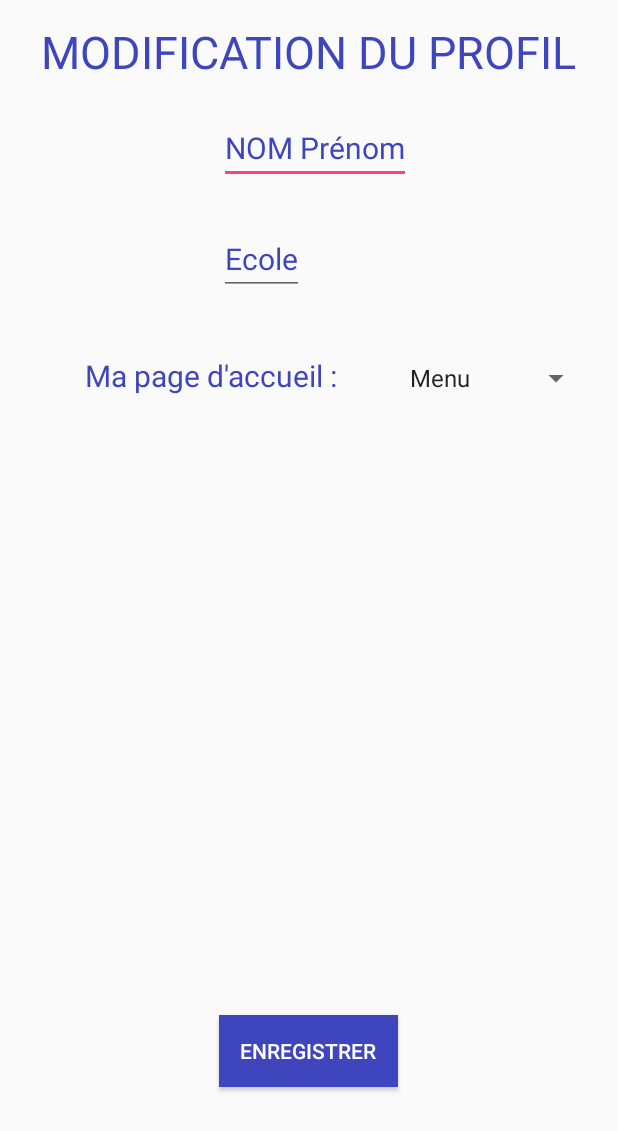
After one commit to matlamy/appli_event, an Android app: the ModifyProfilActivity screen opened directly, with no data from a screen before it, on a phone screen of 412 x 824 dp. The commit adds this screen. Shown: the top 1131 px of the screen. Run offline under Robolectric (Android 15) with nearby library versions, the phone set to English and light mode, and no system bars.

Commit message:
ajout modifyprofil activity

```diff
--- a/PROJET/app/src/main/AndroidManifest.xml
+++ b/PROJET/app/src/main/AndroidManifest.xml
@@ -14,7 +14,6 @@
     <uses-permission android:name="android.permission.CHANGE_NETWORK_STATE" />
     <uses-permission android:name="android.permission.ACCESS_FINE_LOCATION" />
     <uses-permission android:name="android.permission.ACCESS_COARSE_LOCATION" />
-
 
     <application
         android:allowBackup="true"
@@ -57,8 +56,7 @@
         <activity android:name=".Activity.DetailsEventActivity" />
         <activity android:name=".Activity.RegisterActivity" />
         <activity android:name=".MainActivity" />
-
-
+        <activity android:name=".Activity.ModifyProfilActivity"></activity>
     </application>
 
 </manifest>
--- a/PROJET/app/src/main/java/com/lamy/mathilde/projet100h/Activity/MapsActivity.java
+++ b/PROJET/app/src/main/java/com/lamy/mathilde/projet100h/Activity/MapsActivity.java
@@ -9,7 +9,6 @@ import android.location.Location;
 import android.support.annotation.NonNull;
 import android.support.annotation.Nullable;
 import android.support.v4.app.ActivityCompat;
-import android.support.v4.app.FragmentActivity;
 import android.os.Bundle;
 import android.support.v4.content.ContextCompat;
 import android.support.v7.app.AppCompatActivity;
@@ -39,7 +38,6 @@ import com.google.android.gms.location.places.Places;
 import com.google.android.gms.location.places.ui.PlacePicker;
 import com.google.android.gms.maps.CameraUpdateFactory;
 import com.google.android.gms.maps.GoogleMap;
-import com.google.android.gms.maps.MapView;
 import com.google.android.gms.maps.OnMapReadyCallback;
 import com.google.android.gms.maps.SupportMapFragment;
 import com.google.android.gms.maps.model.LatLng;
@@ -48,7 +46,8 @@ import com.google.android.gms.maps.model.Marker;
 import com.google.android.gms.maps.model.MarkerOptions;
 import com.google.android.gms.tasks.OnCompleteListener;
 import com.google.android.gms.tasks.Task;
-import com.google.firebase.database.DatabaseReference;
+import com.lamy.mathilde.projet100h.Adapter.CustomInfoWindowAdapter;
+import com.lamy.mathilde.projet100h.Adapter.PlaceAutocompleteAdapter;
 import com.lamy.mathilde.projet100h.R;
 import com.lamy.mathilde.projet100h.models.PlaceInfo;
 
--- /dev/null
+++ b/PROJET/app/src/main/java/com/lamy/mathilde/projet100h/Activity/ModifyProfilActivity.java
@@ -0,0 +1,46 @@
+package com.lamy.mathilde.projet100h.Activity;
+
+import android.content.Intent;
+import android.support.v7.app.AppCompatActivity;
+import android.os.Bundle;
+import android.view.View;
+import android.widget.AdapterView;
+import android.widget.ArrayAdapter;
+import android.widget.EditText;
+import android.widget.Spinner;
+
+import com.lamy.mathilde.projet100h.R;
+
+public class ModifyProfilActivity extends AppCompatActivity implements AdapterView.OnItemSelectedListener {
+
+    private EditText edtNom ;
+    private EditText edtEcole ;
+    private Spinner spinnerPage ;
+
+
+    @Override
+    protected void onCreate(Bundle savedInstanceState) {
+        super.onCreate(savedInstanceState);
+        setContentView(R.layout.activity_modify_profil);
+
+        spinnerPage = (Spinner) findViewById(R.id.spinner);
+        // Create an ArrayAdapter using the string array and a default spinner layout
+                ArrayAdapter<CharSequence> adapter = ArrayAdapter.createFromResource(this,
+                        R.array.spinner, android.R.layout.simple_spinner_item);
+        // Specify the layout to use when the list of choices appears
+                adapter.setDropDownViewResource(android.R.layout.simple_spinner_dropdown_item);
+        // Apply the adapter to the spinner
+                spinnerPage.setAdapter(adapter);
+            }
+
+    public void onItemSelected(AdapterView<?> parent, View view,
+                               int pos, long id) {
+        int pageSelected = (int) parent.getItemAtPosition(pos);
+        Intent intent = new Intent(ModifyProfilActivity.this,ProfilActivity.class) ;
+
+    }
+
+    public void onNothingSelected(AdapterView<?> parent) {
+        // Another interface callback
+    }
+}
--- a/PROJET/app/src/main/java/com/lamy/mathilde/projet100h/Activity/ProfilActivity.java
+++ b/PROJET/app/src/main/java/com/lamy/mathilde/projet100h/Activity/ProfilActivity.java
@@ -6,6 +6,7 @@ import android.content.Intent;
 import android.view.View;
 import android.widget.Button;
 import android.widget.ImageButton;
+import android.widget.TextView;
 import android.widget.ToggleButton;
 
 import com.google.firebase.auth.FirebaseAuth;
@@ -15,8 +16,9 @@ public class ProfilActivity extends AppCompatActivity {
 
     private Button btnDeconnexion ;
     private ImageButton btnModif ;
-    private ImageButton btnMenu ;
     private ToggleButton btnActivGeoloc ;
+    private TextView textViewEcole ;
+    private TextView textViewNom ;
 
 
     @Override
@@ -25,11 +27,23 @@ public class ProfilActivity extends AppCompatActivity {
         setContentView(R.layout.activity_profil);
 
         //btnOldEvents = (Button) findViewById(R.id.buttonEventPasse) ;
-        btnMenu = (ImageButton) findViewById(R.id.imageButtonMenu);
         btnModif = (ImageButton) findViewById(R.id.imageButtonModify);
         btnActivGeoloc = (ToggleButton) findViewById(R.id.buttonOnOffGeo);
         btnDeconnexion = (Button) findViewById(R.id.buttonDeconnexion);
+        textViewEcole = (TextView) findViewById(R.id.textViewEcole) ;
+        textViewNom = (TextView) findViewById(R.id.textViewNomPrenom) ;
 
+
+        textViewNom.setText("ok");
+
+
+        btnModif.setOnClickListener(new View.OnClickListener() {
+            @Override
+            public void onClick(View view) {
+                Intent intent = new Intent(ProfilActivity.this,ModifyProfilActivity.class) ;
+
+            }
+        });
 
 
         btnDeconnexion.setOnClickListener(new View.OnClickListener() {
--- a/PROJET/app/src/main/java/com/lamy/mathilde/projet100h/Activity/CustomInfoWindowAdapter.java
+++ b/PROJET/app/src/main/java/com/lamy/mathilde/projet100h/Adapter/CustomInfoWindowAdapter.java
@@ -1,4 +1,4 @@
-package com.lamy.mathilde.projet100h.Activity;
+package com.lamy.mathilde.projet100h.Adapter;
 
 import android.content.Context;
 import android.view.LayoutInflater;
--- a/PROJET/app/src/main/java/com/lamy/mathilde/projet100h/Activity/PlaceAutocompleteAdapter.java
+++ b/PROJET/app/src/main/java/com/lamy/mathilde/projet100h/Adapter/PlaceAutocompleteAdapter.java
@@ -1,4 +1,4 @@
-package com.lamy.mathilde.projet100h.Activity;
+package com.lamy.mathilde.projet100h.Adapter;
 
 import android.content.Context;
 import android.graphics.Typeface;
--- /dev/null
+++ b/PROJET/app/src/main/res/layout/activity_modify_profil.xml
@@ -0,0 +1,82 @@
+<?xml version="1.0" encoding="utf-8"?>
+<RelativeLayout xmlns:android="http://schemas.android.com/apk/res/android"
+    xmlns:app="http://schemas.android.com/apk/res-auto"
+    xmlns:tools="http://schemas.android.com/tools"
+    android:layout_width="match_parent"
+    android:layout_height="match_parent"
+    tools:context="com.lamy.mathilde.projet100h.Activity.ProfilActivity">
+
+    <TextView
+        android:id="@+id/textViewProfil"
+        android:layout_width="wrap_content"
+        android:layout_height="wrap_content"
+        android:layout_alignParentTop="true"
+        android:layout_centerHorizontal="true"
+        android:layout_marginTop="14dp"
+        android:text="MODIFICATION DU PROFIL"
+        android:textColor="#3E45BD"
+        android:textSize="30sp" />
+
+
+    <EditText
+        android:id="@+id/edtNomPrenom"
+        android:layout_width="wrap_content"
+        android:layout_height="wrap_content"
+        android:layout_alignStart="@+id/buttonSave"
+        android:layout_below="@+id/textViewProfil"
+        android:layout_marginTop="20dp"
+        android:layout_weight="1"
+        android:text="NOM Prénom"
+        android:textColor="#3E45BD"
+        android:textSize="20sp" />
+
+    <EditText
+        android:id="@+id/edtEcole"
+        android:layout_width="wrap_content"
+        android:layout_height="wrap_content"
+        android:layout_alignStart="@+id/edtNomPrenom"
+        android:layout_below="@+id/edtNomPrenom"
+        android:layout_marginTop="26dp"
+        android:text="Ecole"
+        android:textColor="#3E45BD"
+        android:textSize="20sp" />
+
+
+    <TextView
+        android:id="@+id/textViewPageAccueil"
+        android:layout_width="match_parent"
+        android:layout_height="wrap_content"
+        android:layout_alignStart="@+id/textViewProfil"
+        android:layout_below="@+id/edtEcole"
+        android:layout_marginStart="29dp"
+        android:layout_marginTop="40dp"
+        android:text="Ma page d'accueil :"
+        android:textColor="#3E45BD"
+        android:textSize="20sp" />
+
+
+    <Spinner
+        android:id="@+id/spinner"
+        android:layout_width="wrap_content"
+        android:layout_height="wrap_content"
+        android:layout_alignBottom="@+id/textViewPageAccueil"
+        android:layout_alignParentEnd="true"
+        android:layout_marginEnd="17dp"
+        android:layout_toEndOf="@+id/buttonSave" />
+
+
+
+
+    <Button
+        android:id="@+id/buttonSave"
+        android:layout_width="119dp"
+        android:layout_height="wrap_content"
+        android:layout_alignParentBottom="true"
+        android:layout_centerHorizontal="true"
+        android:layout_marginBottom="99dp"
+        android:background="#3E45BD"
+        android:text="Enregistrer"
+        android:textColor="@color/white" />
+
+
+</RelativeLayout>
--- a/PROJET/app/src/main/res/layout/activity_profil.xml
+++ b/PROJET/app/src/main/res/layout/activity_profil.xml
@@ -10,11 +10,12 @@
         android:id="@+id/imageView"
         android:layout_width="wrap_content"
         android:layout_height="wrap_content"
+        android:layout_alignStart="@+id/textViewPageAccueil"
+        android:layout_below="@+id/textViewProfil"
+        android:layout_marginStart="22dp"
+        android:layout_marginTop="27dp"
         android:textColor="#3E45BD"
-        app:srcCompat="@android:drawable/picture_frame"
-        android:layout_marginTop="25dp"
-        android:layout_below="@+id/imageButtonMenu"
-        android:layout_toEndOf="@+id/imageButtonMenu" />
+        app:srcCompat="@android:drawable/picture_frame" />
 
     <TextView
         android:id="@+id/textViewNomPrenom"
@@ -59,15 +60,6 @@
         android:layout_alignParentEnd="true"
         android:layout_marginEnd="15dp"
         app:srcCompat="@android:drawable/ic_menu_edit" />
-
-    <ImageButton
-        android:id="@+id/imageButtonMenu"
-        android:layout_width="wrap_content"
-        android:textColor="#3E45BD"
-        android:layout_height="wrap_content"
-        android:layout_alignParentStart="true"
-        android:layout_alignParentTop="true"
-        app:srcCompat="@android:drawable/ic_dialog_dialer" />
 
     <TextView
         android:id="@+id/textViewGeoloc"
--- a/PROJET/app/src/main/res/values/strings.xml
+++ b/PROJET/app/src/main/res/values/strings.xml
@@ -3,4 +3,10 @@
     <string name="title_activity_maps">Map</string>
     <string name="textview">TextView</string>
     <string name="auth_failed">Authentic aciton failed, check your email and password or sign up</string>
+    <string-array name="spinner">
+            <item>Menu</item>
+            <item>Plan</item>
+            <item>Calendrier</item>
+            <item>Evenement</item>
+        </string-array>
 </resources>
```
Also changed, not shown: 1 other file.
